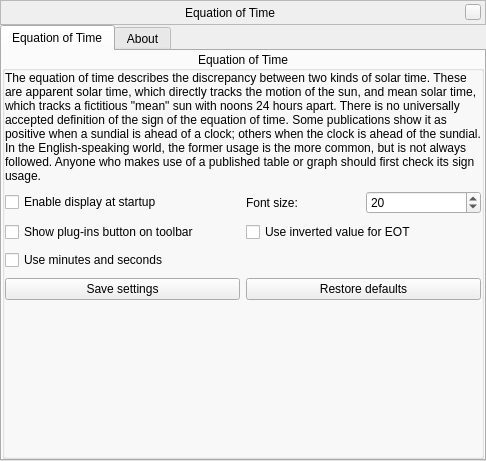
Qt form plugins/EquationOfTime/src/gui/equationOfTimeWindow.ui (519984307/stellarium_src) before a commit.
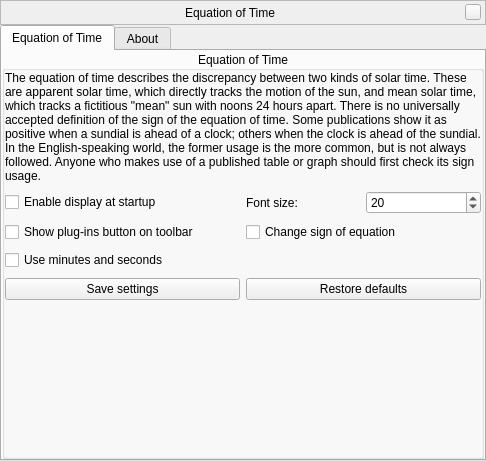
The same form after that commit. Custom widgets are drawn as their Qt base class.

Commit message: improved menu point

What changed in the file:
```diff
--- a/plugins/EquationOfTime/src/gui/equationOfTimeWindow.ui
+++ b/plugins/EquationOfTime/src/gui/equationOfTimeWindow.ui
@@ -265,7 +265,7 @@
           <item row="3" column="2" colspan="2">
            <widget class="QCheckBox" name="checkBoxInvertedValue">
             <property name="text">
-             <string comment="Full phrase is &quot;Use inverted value for Equation of Time&quot;">Use inverted value for EOT</string>
+             <string>Change sign of equation</string>
             </property>
            </widget>
           </item>
```
